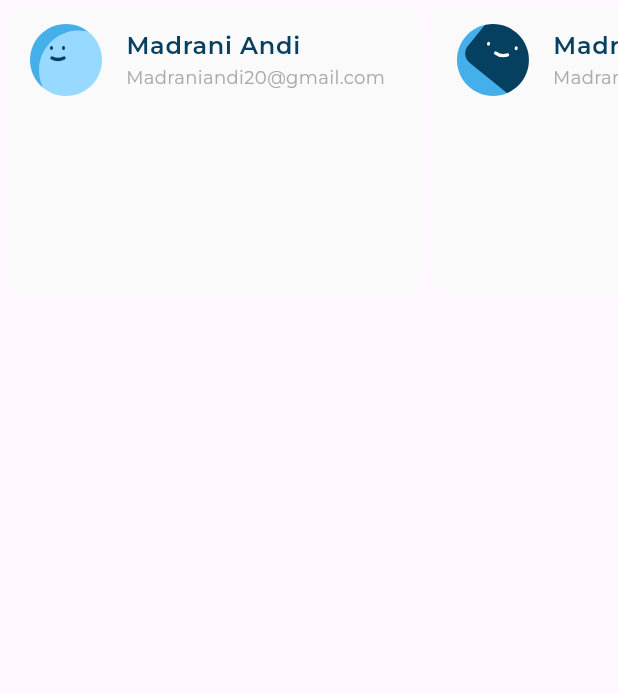
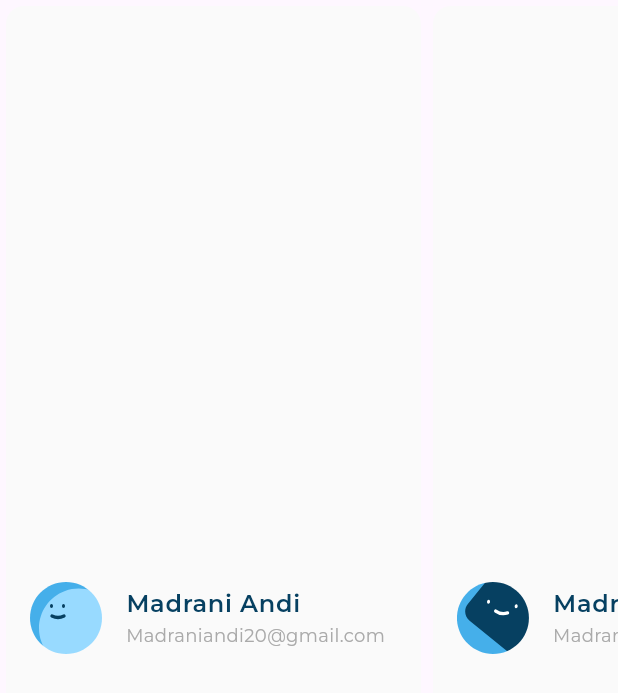
Before and after one commit to mohamdelbehairy/responsive_dash_board, a Flutter app: the LastestTransctionListview widget shown alone on an empty page, opened directly, on a phone screen of 412 x 824 dp. Shown: the top 693 px of the screen. Run offline on Flutter 3.47's test engine with Material 3 defaults, Android fonts, the phone set to English and light mode, and no system bars; our stand-ins replace flutter_svg; project files that could hold a hidden picture were left out.

Commit message:
Latest transaction done

```diff
--- a/lib/widgets/latest_transction_list_view.dart
+++ b/lib/widgets/latest_transction_list_view.dart
@@ -23,15 +23,14 @@ class LastestTransctionListview extends StatelessWidget {
 
   @override
   Widget build(BuildContext context) {
-    return SizedBox(
-      height: 200,
-      child: ListView.builder(
-          scrollDirection: Axis.horizontal,
-          itemCount: items.length,
-          itemBuilder: (context, index) {
-            return IntrinsicWidth(
-                child: UserInfoListTile(userInfoModel: items[index]));
-          }),
+    return SingleChildScrollView(
+      scrollDirection: Axis.horizontal,
+      child: Row(
+        children: items
+            .map((e) =>
+                IntrinsicWidth(child: UserInfoListTile(userInfoModel: e)))
+            .toList(),
+      ),
     );
   }
 }
--- a/lib/widgets/user_info_list_tile.dart
+++ b/lib/widgets/user_info_list_tile.dart
@@ -12,10 +12,12 @@ class UserInfoListTile extends StatelessWidget {
     return Card(
         color: const Color(0xffFAFAFA),
         elevation: 0,
-        child: ListTile(
-            leading: SvgPicture.asset(userInfoModel.image),
-            title: Text(userInfoModel.title, style: AppStyles.styleSemiBold16),
-            subtitle:
-                Text(userInfoModel.subtitle, style: AppStyles.styleReqular12)));
+        child: Center(
+          child: ListTile(
+              leading: SvgPicture.asset(userInfoModel.image),
+              title: Text(userInfoModel.title, style: AppStyles.styleSemiBold16),
+              subtitle:
+                  Text(userInfoModel.subtitle, style: AppStyles.styleReqular12)),
+        ));
   }
 }
```
